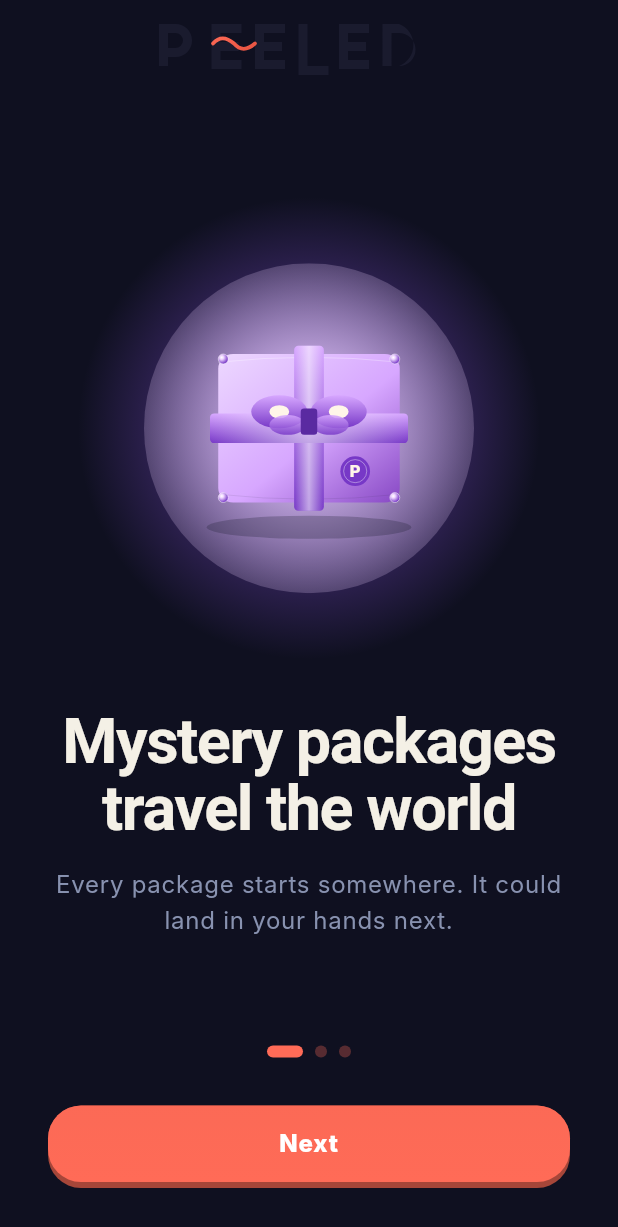
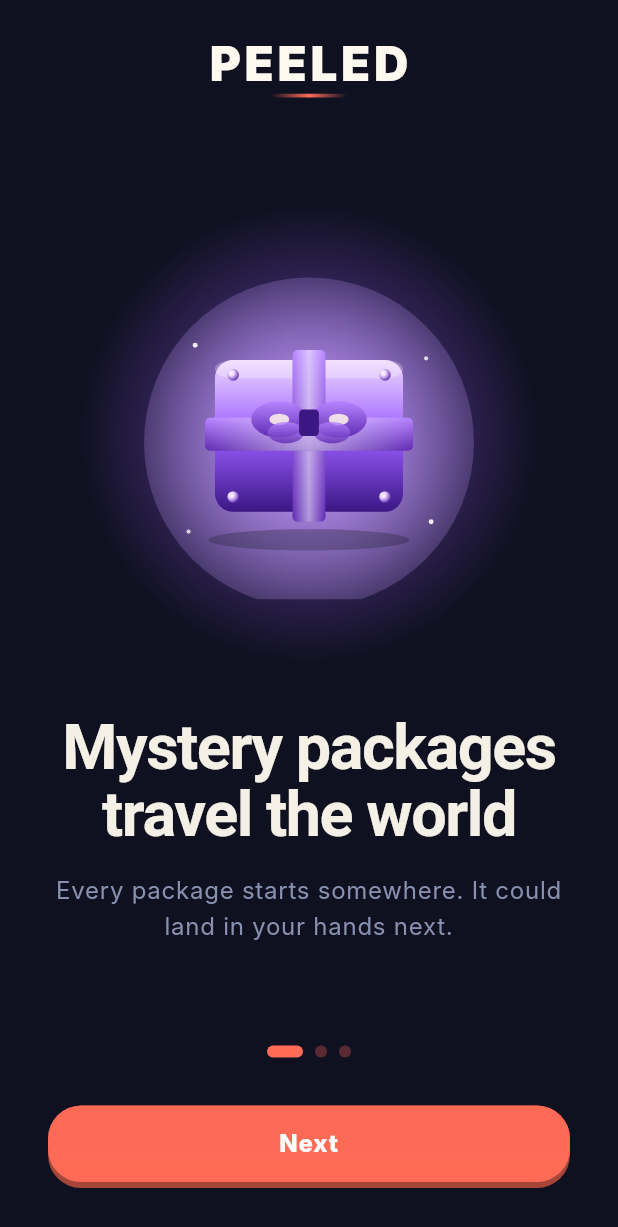
Before and after one commit to DJsluxx/AIserviceplatforms, a Flutter app: the screen it shows after launch, on a phone screen of 412 x 824 dp. Shown: the top 1227 px of the screen. Run offline on Flutter 3.47's test engine with Material 3 defaults, Android fonts, the light colour scheme and no system bars; drawn by our look-alikes of flutter_animate; our stand-ins replace dio, flutter_riverpod, flutter_secure_storage, flutter_svg, go_router; Roboto replaces fonts that are missing (Fraunces, Inter).

Commit message:
feat(peeled): polish UI, fix wordmark rendering, nav bugs
- Replace SVG wordmark with crisp PeelWordmark text widget (fixes ghostly compound-path rendering)
- Add luminance-based auto-contrast for JuicyButton foreground (fixes white-on-white Apple button)
- Rewrite rarity SVGs without patterns/filters/text (CanvasKit compat)
- Friendly error states on home + peel screens (no raw exceptions)
- Fix dead _goToPeel stub: tap inbox card now navigates to /peel/:id
- Rename bottom nav "Friends" -> "Me" (profile route; no friends screen yet)
- Drop unused math import in peel_screen

```diff
--- a/Peeled/app/lib/features/auth/auth_screen.dart
+++ b/Peeled/app/lib/features/auth/auth_screen.dart
@@ -1,11 +1,11 @@
 import 'package:flutter/material.dart';
 import 'package:flutter_riverpod/flutter_riverpod.dart';
-import 'package:flutter_svg/flutter_svg.dart';
 import 'package:go_router/go_router.dart';
 
 import '../../core/theme/app_colors.dart';
 import '../../core/theme/app_tokens.dart';
 import '../../shared/widgets/juicy_button.dart';
+import '../../shared/widgets/peel_wordmark.dart';
 
 class AuthScreen extends ConsumerWidget {
   const AuthScreen({super.key});
@@ -20,7 +20,7 @@ class AuthScreen extends ConsumerWidget {
             crossAxisAlignment: CrossAxisAlignment.stretch,
             children: [
               const Spacer(),
-              SvgPicture.asset('assets/svg/logo/wordmark.svg', height: 56),
+              const PeelWordmark(height: 64),
               const SizedBox(height: AppSpacing.lg),
               Text(
                 "Sign in to start peeling",
--- a/Peeled/app/lib/features/onboarding/onboarding_screen.dart
+++ b/Peeled/app/lib/features/onboarding/onboarding_screen.dart
@@ -1,11 +1,11 @@
 import 'package:flutter/material.dart';
-import 'package:flutter_svg/flutter_svg.dart';
 import 'package:go_router/go_router.dart';
 
 import '../../core/theme/app_colors.dart';
 import '../../core/theme/app_tokens.dart';
 import '../../shared/widgets/juicy_button.dart';
 import '../../shared/widgets/package_sprite.dart';
+import '../../shared/widgets/peel_wordmark.dart';
 
 class OnboardingScreen extends StatefulWidget {
   const OnboardingScreen({super.key});
@@ -41,12 +41,9 @@ class _OnboardingScreenState extends State<OnboardingScreen> {
       body: SafeArea(
         child: Column(
           children: [
-            SizedBox(
-              height: 60,
-              child: SvgPicture.asset(
-                'assets/svg/logo/wordmark.svg',
-                height: 40,
-              ),
+            const Padding(
+              padding: EdgeInsets.only(top: AppSpacing.lg),
+              child: PeelWordmark(height: 44),
             ),
             Expanded(
               child: PageView.builder(
--- a/Peeled/app/lib/shared/widgets/juicy_button.dart
+++ b/Peeled/app/lib/shared/widgets/juicy_button.dart
@@ -23,6 +23,7 @@ class JuicyButton extends StatefulWidget {
     required this.onPressed,
     this.primary = AppColors.coral,
     this.shadow,
+    this.foreground,
     this.icon,
     this.wide = true,
     this.size = JuicyButtonSize.medium,
@@ -32,6 +33,7 @@ class JuicyButton extends StatefulWidget {
   final VoidCallback? onPressed;
   final Color primary;
   final Color? shadow;
+  final Color? foreground;
   final IconData? icon;
   final bool wide;
   final JuicyButtonSize size;
@@ -69,6 +71,10 @@ class _JuicyButtonState extends State<JuicyButton> with SingleTickerProviderStat
     final primary = enabled ? widget.primary : widget.primary.withOpacity(0.45);
     final shadow = (widget.shadow ?? Color.lerp(widget.primary, Colors.black, 0.35)!)
         .withOpacity(enabled ? 1.0 : 0.4);
+    // Pick a foreground color that contrasts with the primary. Lets light
+    // primaries (e.g. white "Continue with Apple") use dark text.
+    final foreground = widget.foreground ??
+        (widget.primary.computeLuminance() > 0.6 ? AppColors.ink : Colors.white);
 
     return Semantics(
       button: true,
@@ -124,14 +130,14 @@ class _JuicyButtonState extends State<JuicyButton> with SingleTickerProviderStat
                     mainAxisAlignment: MainAxisAlignment.center,
                     children: [
                       if (widget.icon != null) ...[
-                        Icon(widget.icon, color: Colors.white, size: 20),
+                        Icon(widget.icon, color: foreground, size: 20),
                         const SizedBox(width: 8),
                       ],
                       Flexible(
                         child: Text(
                           widget.label,
                           textAlign: TextAlign.center,
-                          style: _textStyle.copyWith(color: Colors.white),
+                          style: _textStyle.copyWith(color: foreground),
                         ),
                       ),
                     ],
--- /dev/null
+++ b/Peeled/app/lib/shared/widgets/peel_wordmark.dart
@@ -0,0 +1,61 @@
+import 'package:flutter/material.dart';
+
+import '../../core/theme/app_colors.dart';
+
+/// PEELED brand wordmark — clean, crisp text with a coral underline accent.
+///
+/// Chosen over SVG to avoid CanvasKit rendering quirks with compound paths.
+class PeelWordmark extends StatelessWidget {
+  const PeelWordmark({
+    super.key,
+    this.height = 40,
+    this.color = AppColors.cream,
+    this.accent = AppColors.coral,
+    this.showAccent = true,
+  });
+
+  final double height;
+  final Color color;
+  final Color accent;
+  final bool showAccent;
+
+  @override
+  Widget build(BuildContext context) {
+    final fontSize = height * 0.72;
+    final underlineH = (height * 0.06).clamp(2.0, 5.0);
+    return SizedBox(
+      height: height,
+      child: Column(
+        mainAxisSize: MainAxisSize.min,
+        mainAxisAlignment: MainAxisAlignment.center,
+        children: [
+          Text(
+            'PEELED',
+            style: TextStyle(
+              fontFamily: 'Inter',
+              fontSize: fontSize,
+              fontWeight: FontWeight.w900,
+              letterSpacing: fontSize * 0.08,
+              color: color,
+              height: 1.0,
+            ),
+          ),
+          if (showAccent) ...[
+            SizedBox(height: height * 0.08),
+            Container(
+              width: fontSize * 1.6,
+              height: underlineH,
+              decoration: BoxDecoration(
+                gradient: LinearGradient(
+                  colors: [accent.withOpacity(0.0), accent, accent.withOpacity(0.0)],
+                  stops: const [0.0, 0.5, 1.0],
+                ),
+                borderRadius: BorderRadius.circular(underlineH),
+              ),
+            ),
+          ],
+        ],
+      ),
+    );
+  }
+}
```
Also changed, not shown: Peeled/app/analysis_options.yaml (added, +28 -0 lines), Peeled/app/lib/features/home/home_screen.dart (+32 -23 lines), Peeled/app/lib/features/package/peel_screen.dart (+46 -8 lines), Peeled/app/assets/svg/logo/app_icon.svg, Peeled/app/assets/svg/packages/_base.svg, Peeled/app/assets/svg/packages/common.svg, Peeled/app/assets/svg/packages/epic.svg, Peeled/app/assets/svg/packages/legendary.svg, Peeled/app/assets/svg/packages/mythic.svg, Peeled/app/assets/svg/packages/opened_final.svg, Peeled/app/assets/svg/packages/rare.svg, Peeled/app/assets/svg/packages/uncommon.svg, 10 other files.
